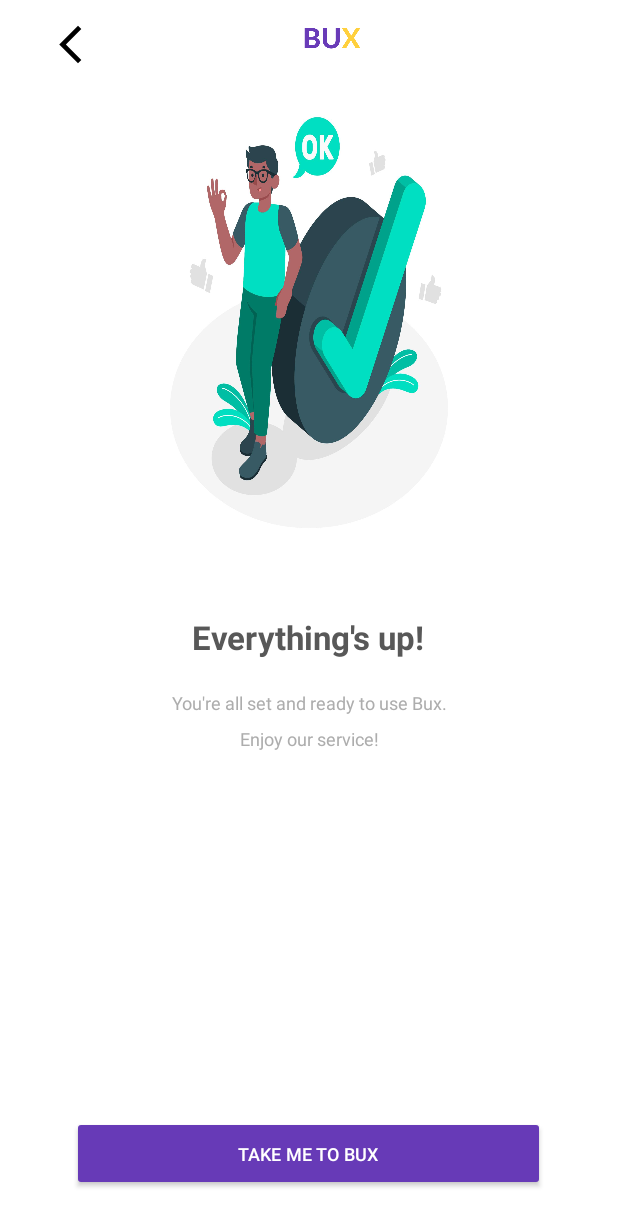
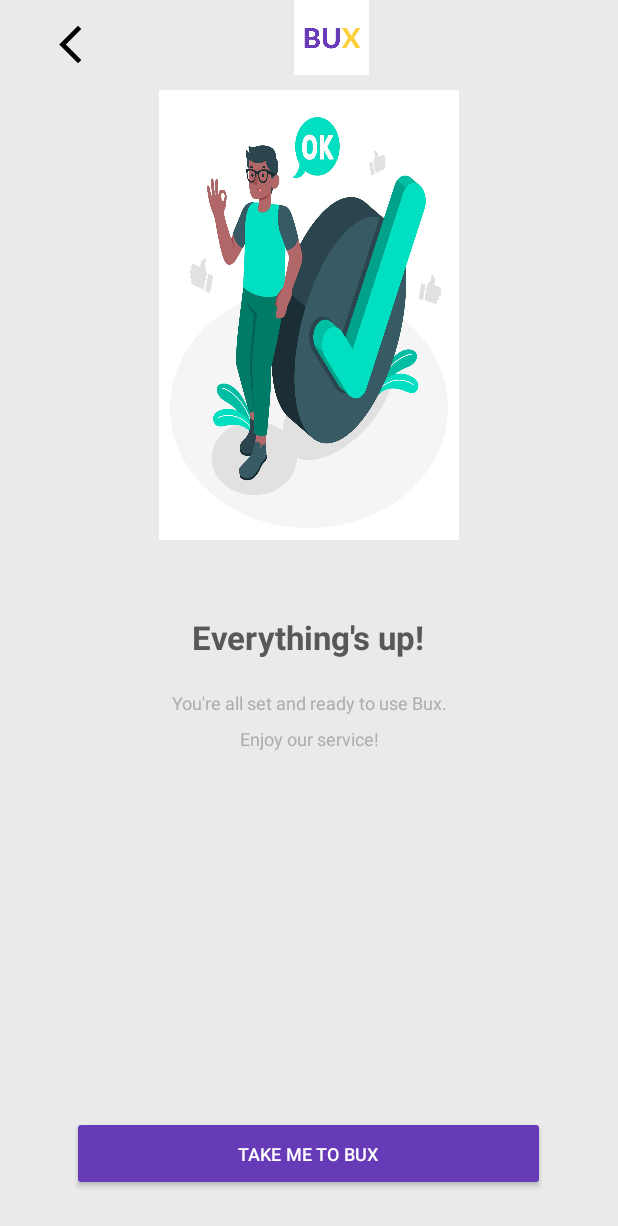
Before and after one commit to ahar032/FinalProject, an Android app: the FinishRegister screen opened directly, with no data from a screen before it, on a phone screen of 412 x 824 dp. Shown: the top 1226 px of the screen. Run offline under Robolectric (Android 15) with nearby library versions, the phone set to English and light mode, and no system bars; our stand-ins replace Firebase (no records; nobody signed in at launch, a user with empty details on screens opened directly).

Commit message:
change background

```diff
--- a/app/src/main/res/layout/activity_bus.xml
+++ b/app/src/main/res/layout/activity_bus.xml
@@ -3,7 +3,8 @@
     xmlns:app="http://schemas.android.com/apk/res-auto"
     android:id="@+id/container"
     android:layout_width="match_parent"
-    android:layout_height="match_parent">
+    android:layout_height="match_parent"
+    android:background="#eaeaea">
 
     <com.google.android.material.bottomnavigation.BottomNavigationView
         android:id="@+id/nav_view"
--- a/app/src/main/res/layout/activity_finish_register.xml
+++ b/app/src/main/res/layout/activity_finish_register.xml
@@ -5,9 +5,10 @@
     android:layout_width="match_parent"
     android:layout_height="match_parent"
     tools:context=".auth.FinishRegister"
-    android:layout_marginHorizontal="32dp">
+    android:background="#eaeaea">
 
     <LinearLayout
+        android:layout_marginHorizontal="32dp"
         android:layout_width="match_parent"
         android:layout_height="60dp"
         android:layout_alignParentTop="true"
@@ -34,6 +35,7 @@
 
 
     <ImageView
+        android:layout_marginHorizontal="32dp"
         android:layout_below="@id/actionbar"
         android:id="@+id/picture"
         android:layout_centerHorizontal="true"
@@ -43,6 +45,7 @@
         android:scaleType="fitXY"
         android:contentDescription="@string/picture"/>
     <TextView
+        android:layout_marginHorizontal="32dp"
         android:layout_width="wrap_content"
         android:layout_height="wrap_content"
         android:text="@string/everything_s_up"
@@ -54,6 +57,7 @@
         android:textColor="#585858"
         android:id="@+id/title"/>
     <TextView
+        android:layout_marginHorizontal="32dp"
         android:layout_width="200dp"
         android:layout_height="wrap_content"
         android:layout_below="@+id/title"
@@ -66,6 +70,7 @@
         android:layout_marginTop="25dp"
         android:text="@string/you_re_all_set_and_ready_to_use_bux_enjoy_our_service"/>
     <androidx.appcompat.widget.AppCompatButton
+        android:layout_marginHorizontal="32dp"
         android:id="@+id/btn"
         android:layout_width="315dp"
         android:layout_height="50dp"
--- a/app/src/main/res/layout/activity_list_provinsi.xml
+++ b/app/src/main/res/layout/activity_list_provinsi.xml
@@ -5,6 +5,7 @@
     android:layout_width="match_parent"
     android:layout_height="match_parent"
     android:paddingHorizontal="16dp"
+    android:background="#eaeaea"
     tools:context=".bus.ListProvinsi">
     <LinearLayout
         android:layout_width="match_parent"
--- a/app/src/main/res/layout/activity_sign_up.xml
+++ b/app/src/main/res/layout/activity_sign_up.xml
@@ -4,6 +4,7 @@
     xmlns:tools="http://schemas.android.com/tools"
     android:layout_width="match_parent"
     android:layout_height="match_parent"
+    android:background="#eaeaea"
     tools:context=".auth.SignUpActivity">
 <ImageView
     android:id="@+id/picture"
--- a/app/src/main/res/layout/activity_splash_screen.xml
+++ b/app/src/main/res/layout/activity_splash_screen.xml
@@ -4,6 +4,7 @@
     xmlns:tools="http://schemas.android.com/tools"
     android:layout_width="match_parent"
     android:layout_height="match_parent"
+    android:background="#eaeaea"
     tools:context=".SplashScreen">
     <LinearLayout
         android:id="@+id/title"
--- a/app/src/main/res/layout/datepicker.xml
+++ b/app/src/main/res/layout/datepicker.xml
@@ -2,9 +2,10 @@
 <androidx.cardview.widget.CardView xmlns:android="http://schemas.android.com/apk/res/android"
     android:layout_width="match_parent"
     android:layout_height="wrap_content"
-    android:layout_marginVertical="10dp"
-    android:background="@drawable/background_popup">
+    android:background="@drawable/background_popup"
+    android:backgroundTint="#eaeaea">
     <RelativeLayout
+        android:layout_marginVertical="10dp"
         android:layout_width="match_parent"
         android:layout_height="wrap_content">
         <DatePicker
--- a/app/src/main/res/layout/fragment_account.xml
+++ b/app/src/main/res/layout/fragment_account.xml
@@ -3,7 +3,8 @@
     xmlns:tools="http://schemas.android.com/tools"
     android:layout_width="match_parent"
     android:layout_height="match_parent"
-    tools:context=".bus.AccountFragment">
+    tools:context=".bus.AccountFragment"
+    android:background="#eaeaea">
 
     <!-- TODO: Update blank fragment layout -->
 
--- a/app/src/main/res/layout/fragment_dashboard.xml
+++ b/app/src/main/res/layout/fragment_dashboard.xml
@@ -4,7 +4,8 @@
     xmlns:tools="http://schemas.android.com/tools"
     android:layout_width="match_parent"
     android:layout_height="match_parent"
-    tools:context=".bus.TicketsFragment">
+    tools:context=".bus.TicketsFragment"
+    android:background="#eaeaea">
 
     <TextView
         android:id="@+id/text_dashboard"
--- a/app/src/main/res/layout/fragment_notifications.xml
+++ b/app/src/main/res/layout/fragment_notifications.xml
@@ -4,7 +4,8 @@
     xmlns:tools="http://schemas.android.com/tools"
     android:layout_width="match_parent"
     android:layout_height="match_parent"
-    tools:context=".bus.NotificationsFragment">
+    tools:context=".bus.NotificationsFragment"
+    android:background="#eaeaea">
 
     <TextView
         android:id="@+id/text_notifications"
--- a/app/src/main/res/layout/passagers.xml
+++ b/app/src/main/res/layout/passagers.xml
@@ -2,9 +2,10 @@
 <androidx.cardview.widget.CardView xmlns:android="http://schemas.android.com/apk/res/android"
     android:layout_width="match_parent"
     android:layout_height="wrap_content"
-    android:paddingVertical="10dp"
+    android:backgroundTint="#eaeaea"
     >
     <LinearLayout
+        android:paddingVertical="10dp"
         android:layout_width="match_parent"
         android:layout_height="wrap_content"
         android:orientation="vertical"
```
Also changed, not shown: app/src/main/res/layout/activity_add_phone.xml (+6 -1 lines).
